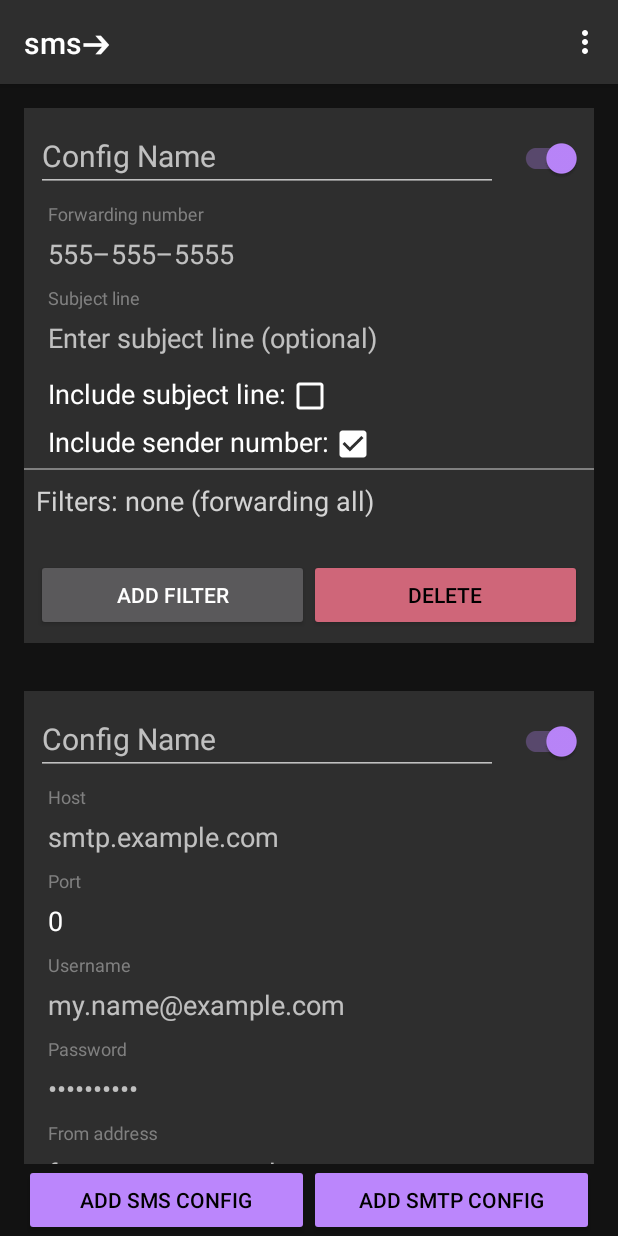
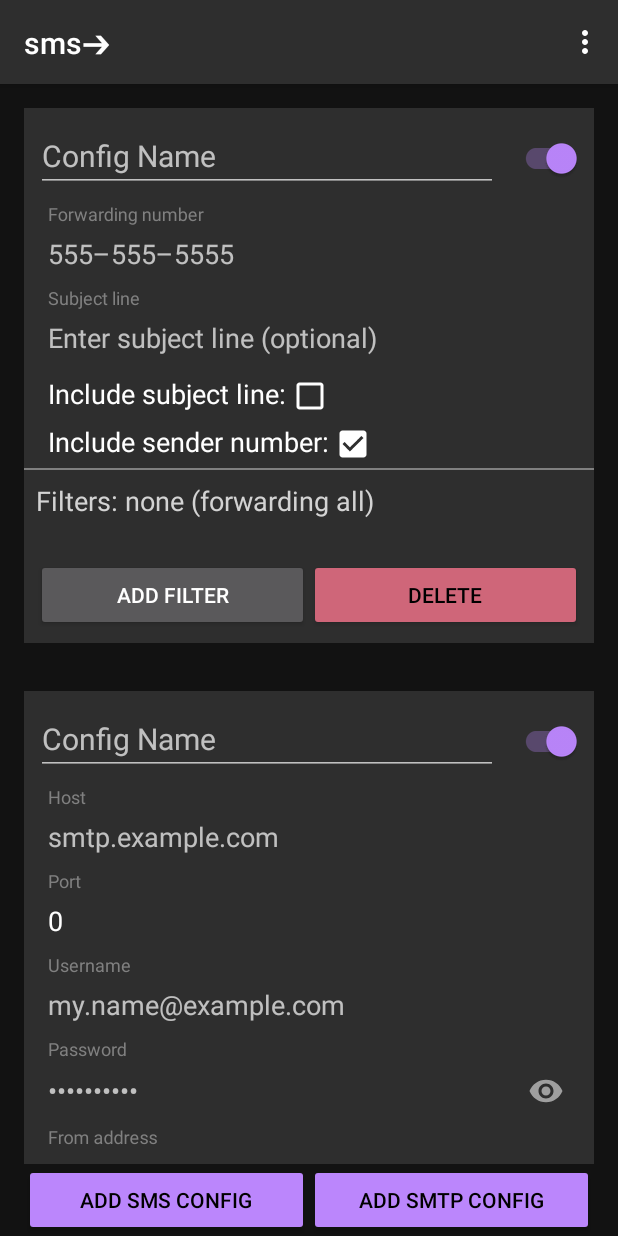
Before and after one commit to radfordwill/sms.forward, an Android app: the screen it shows after launch (MainActivity), after a tap on "ADD SMTP CONFIG", on a phone screen of 412 x 824 dp. Run offline under Robolectric (Android 15) with nearby library versions, the light colour scheme and no system bars; libraries missing offline, so code that uses them is left out: io.objectbox, io.objectbox.annotation, io.objectbox.converter, io.objectbox.kotlin; 11 statements that could not run were skipped; 3 other taps on this screen came first.

Commit message:
Add password visibility toggle for SmtpConfig

```diff
--- a/app/src/main/res/layout/smtp_config.xml
+++ b/app/src/main/res/layout/smtp_config.xml
@@ -78,6 +78,7 @@
       android:layout_marginLeft="@dimen/gridHalfSize"
       android:hint="@string/password"
       android:textColorHint="@color/gray"
+      app:endIconMode="password_toggle"
       app:expandedHintEnabled="false"
       app:hintAnimationEnabled="false"
       app:hintEnabled="true">
```
